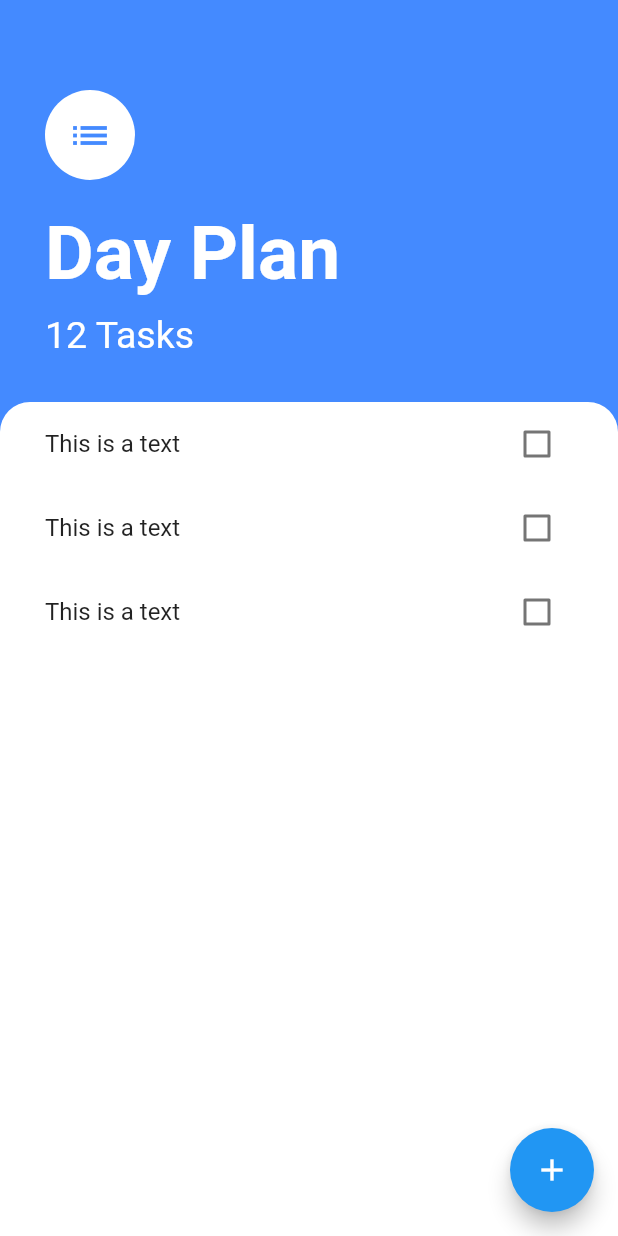
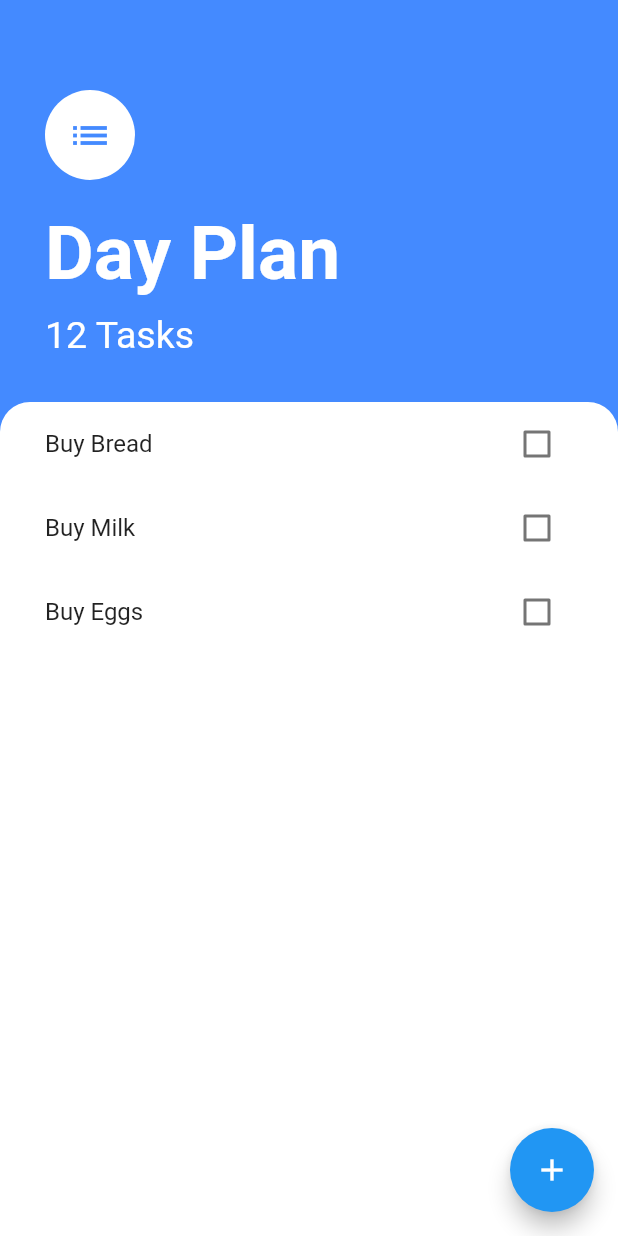
Before and after one commit to HassanDev1/todo_list_flutter, a Flutter app: the screen it shows after launch, on a phone screen of 412 x 824 dp. Run offline on Flutter 3.47's test engine with Material 2 defaults, Android fonts, the phone set to English and light mode, and no system bars.

Commit message:
adding listView builder

```diff
--- a/lib/components/task_chach_box.dart
+++ /dev/null
@@ -1,16 +0,0 @@
-import 'package:flutter/material.dart';
-
-class TaskCheckBox extends StatelessWidget {
-
- final bool isChecked ;
- final Function checkedBox;
- TaskCheckBox({this.checkedBox,this.isChecked});
-
-
-  @override
-  Widget build(BuildContext context) {
-    return Checkbox(value: isChecked,
-    onChanged:checkedBox
-    );
-  }
-}
--- a/lib/components/task_tile.dart
+++ b/lib/components/task_tile.dart
@@ -1,30 +1,26 @@
 import 'package:flutter/material.dart';
-import 'package:todo_list_flutter/components/task_chach_box.dart';
 
-class TaskTile extends StatefulWidget {
-  @override
-  _TaskTileState createState() => _TaskTileState();
 
-}
 
-class _TaskTileState extends State<TaskTile> {
-  bool isChecked = false;
-  void toggleCheckBox(bool newValue ){
-    setState(() {
-      isChecked = newValue;
-    });
-  }
+class TaskTile extends StatelessWidget{
+  final String text;
+  final bool isChecked;
+  final Function toggleCheckBox;
+
+  TaskTile({this.text,this.isChecked,this.toggleCheckBox});
   @override
   Widget build(BuildContext context) {
 
     return ListTile(
       contentPadding: EdgeInsets.symmetric(horizontal:30.0),
-    title: Text('This is a text',
+    title: Text(text,
     style: TextStyle(
       decoration:isChecked?TextDecoration.lineThrough:null
     ),
     ),
-    trailing: TaskCheckBox(checkedBox: toggleCheckBox,isChecked: isChecked,),
+    trailing: Checkbox(value: isChecked,
+    onChanged:toggleCheckBox
+    )
 
     );
   }
--- a/lib/components/task_view.dart
+++ b/lib/components/task_view.dart
@@ -1,5 +1,6 @@
 import 'package:flutter/material.dart';
 import 'package:todo_list_flutter/components/task_tile.dart';
+import 'package:todo_list_flutter/modules/task.dart';
 
 class TaskView extends StatefulWidget {
   @override
@@ -8,16 +9,26 @@ class TaskView extends StatefulWidget {
 
 class _TaskViewState extends State<TaskView> {
 
+
+  List<Task> tasks = [
+    Task(name: 'Buy Bread'),
+    Task(name: 'Buy Milk'),
+    Task(name: 'Buy Eggs'),
+  ];
+
   @override
   Widget build(BuildContext context) {
-    return ListView(
-      children:[
-        TaskTile(),
-        TaskTile(),
-        TaskTile(),
+    return ListView.builder(itemBuilder: (context,index){
+      return TaskTile(text: tasks[index].name,isChecked: tasks[index].isDone,toggleCheckBox:
+      (checkBoxState){
+        setState(() {
+          tasks[index].toggleDone();
+        });
 
+        });
 
-      ]
+    },
+    itemCount: tasks.length,
     );
   }
 }
--- /dev/null
+++ b/lib/modules/task.dart
@@ -0,0 +1,9 @@
+
+class Task{
+  String name;
+  bool isDone;
+  Task({this.name,this.isDone=false});
+  void toggleDone(){
+    isDone = !isDone;
+  }
+}
```
